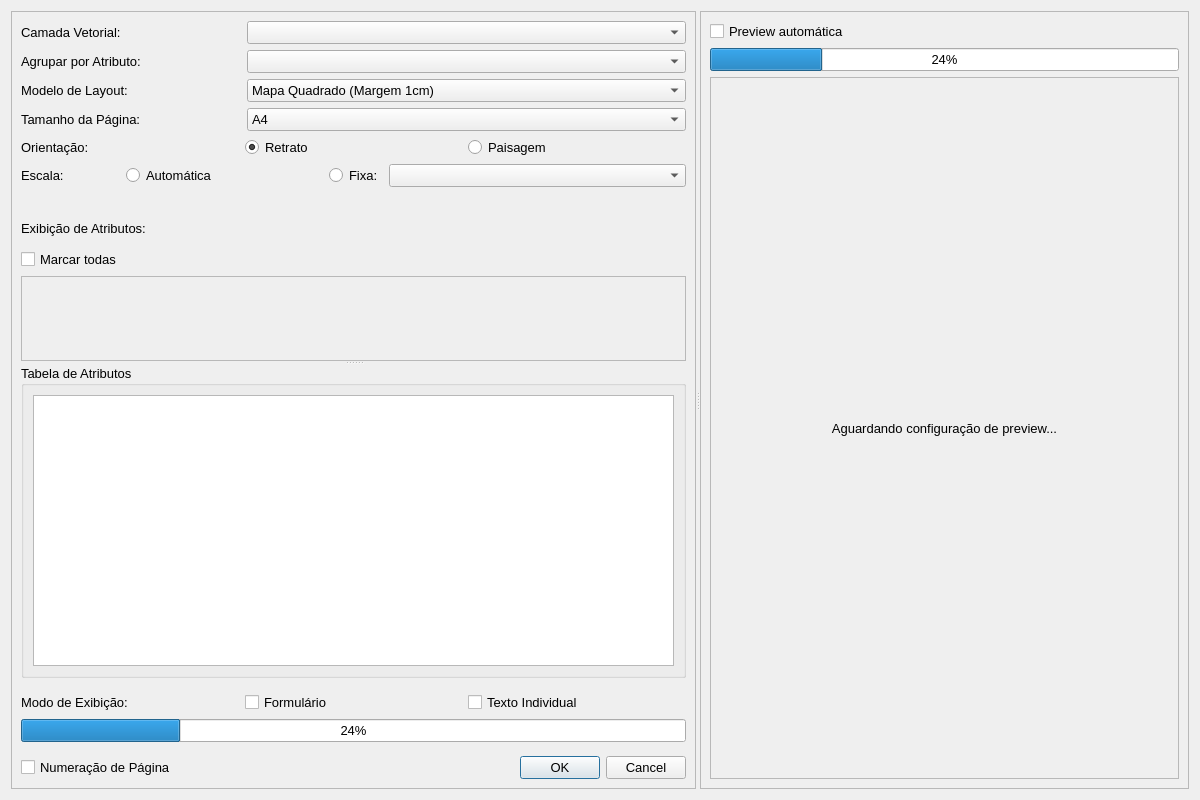
This is vector_to_map_dialog_base.ui in matheusdurso/VectorToMap as Qt 5 draws it before an edit. The edited form follows.
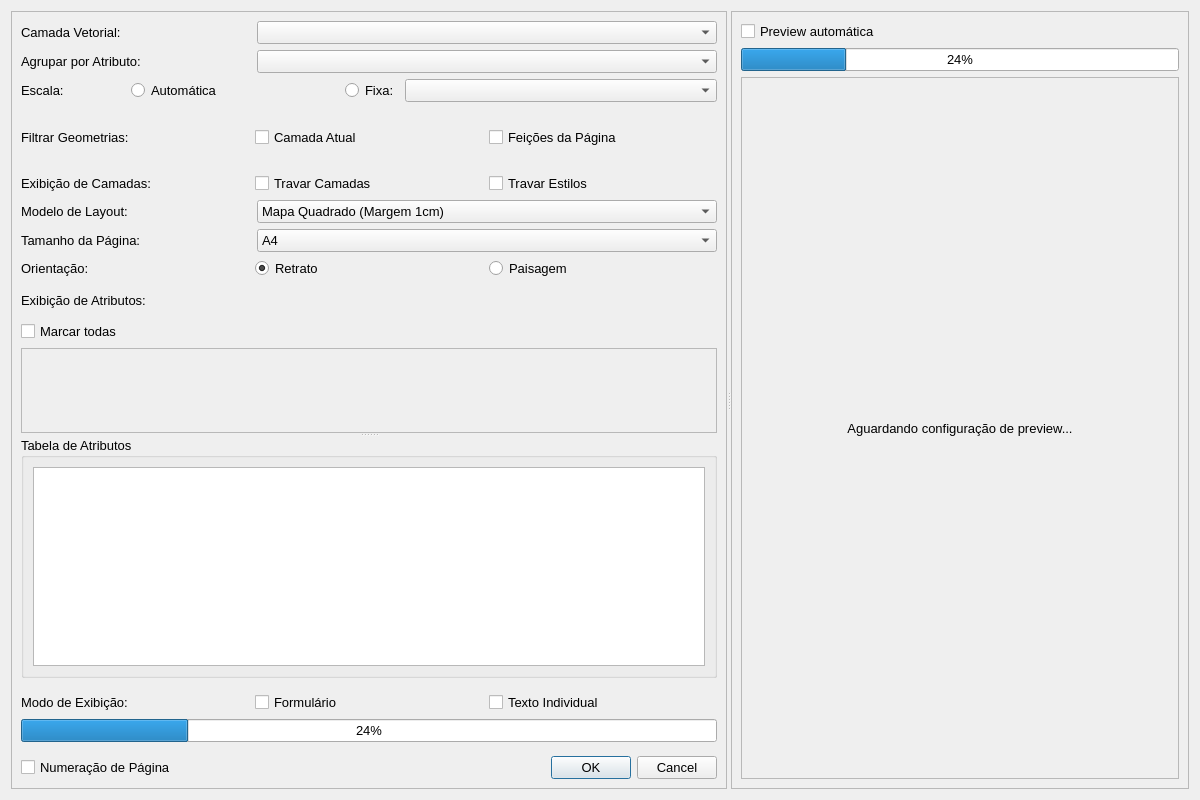
This is the edited form. Custom widgets are drawn as their Qt base class.

```diff
--- a/vector_to_map_dialog_base.ui
+++ b/vector_to_map_dialog_base.ui
@@ -22,6 +22,11 @@
     <height>900</height>
    </size>
   </property>
+  <property name="font">
+   <font>
+    <pointsize>10</pointsize>
+   </font>
+  </property>
   <property name="windowTitle">
    <string>Dialog</string>
   </property>
@@ -106,6 +111,138 @@
           </item>
          </layout>
         </item>
+        <item>
+         <layout class="QHBoxLayout" name="horizontalLayout" stretch="1,2,0,3">
+          <property name="topMargin">
+           <number>0</number>
+          </property>
+          <item>
+           <widget class="QLabel" name="label_8">
+            <property name="font">
+             <font>
+              <pointsize>10</pointsize>
+              <weight>50</weight>
+              <bold>false</bold>
+             </font>
+            </property>
+            <property name="text">
+             <string>Escala:</string>
+            </property>
+           </widget>
+          </item>
+          <item>
+           <widget class="QRadioButton" name="rb_escala_auto">
+            <property name="text">
+             <string>Automática</string>
+            </property>
+           </widget>
+          </item>
+          <item>
+           <widget class="QRadioButton" name="rb_escala_fixa">
+            <property name="text">
+             <string>Fixa:</string>
+            </property>
+           </widget>
+          </item>
+          <item>
+           <widget class="QComboBox" name="combo_escala_fixa"/>
+          </item>
+         </layout>
+        </item>
+        <item>
+         <widget class="QLabel" name="lbl_aviso_escala">
+          <property name="font">
+           <font>
+            <pointsize>8</pointsize>
+            <italic>false</italic>
+           </font>
+          </property>
+          <property name="styleSheet">
+           <string notr="true">color: #e67e22; font-size: 8pt;</string>
+          </property>
+          <property name="text">
+           <string/>
+          </property>
+          <property name="alignment">
+           <set>Qt::AlignCenter</set>
+          </property>
+          <property name="wordWrap">
+           <bool>true</bool>
+          </property>
+         </widget>
+        </item>
+        <item>
+         <layout class="QHBoxLayout" name="horizontalLayout_10" stretch="0,0,0">
+          <property name="topMargin">
+           <number>0</number>
+          </property>
+          <property name="bottomMargin">
+           <number>0</number>
+          </property>
+          <item>
+           <widget class="QLabel" name="label_9">
+            <property name="text">
+             <string>Filtrar Geometrias:</string>
+            </property>
+           </widget>
+          </item>
+          <item>
+           <widget class="QCheckBox" name="chk_exibir_so_camada_atual">
+            <property name="text">
+             <string>Camada Atual</string>
+            </property>
+           </widget>
+          </item>
+          <item>
+           <widget class="QCheckBox" name="chk_filtrar_feicoes">
+            <property name="text">
+             <string>Feições da Página</string>
+            </property>
+           </widget>
+          </item>
+         </layout>
+        </item>
+        <item>
+         <widget class="QLabel" name="lbl_aviso_feicoes">
+          <property name="styleSheet">
+           <string notr="true">color: #e67e22; font-size: 8pt;</string>
+          </property>
+          <property name="text">
+           <string/>
+          </property>
+          <property name="alignment">
+           <set>Qt::AlignCenter</set>
+          </property>
+         </widget>
+        </item>
+        <item>
+         <layout class="QHBoxLayout" name="horizontalLayout_11">
+          <property name="topMargin">
+           <number>0</number>
+          </property>
+          <item>
+           <widget class="QLabel" name="label_10">
+            <property name="text">
+             <string>Exibição de Camadas:</string>
+            </property>
+           </widget>
+          </item>
+          <item>
+           <widget class="QCheckBox" name="chk_travar_camadas">
+            <property name="text">
+             <string>Travar Camadas</string>
+            </property>
+           </widget>
+          </item>
+          <item>
+           <widget class="QCheckBox" name="chk_travar_estilos">
+            <property name="text">
+             <string>Travar Estilos</string>
+            </property>
+           </widget>
+          </item>
+         </layout>
+        </item>
         <item>
          <layout class="QHBoxLayout" name="horizontalLayout_3" stretch="1,2">
           <property name="topMargin">
@@ -246,66 +383,6 @@
           </item>
          </layout>
         </item>
-        <item>
-         <layout class="QHBoxLayout" name="horizontalLayout" stretch="1,2,0,3">
-          <property name="topMargin">
-           <number>0</number>
-          </property>
-          <item>
-           <widget class="QLabel" name="label_8">
-            <property name="font">
-             <font>
-              <pointsize>10</pointsize>
-              <weight>50</weight>
-              <bold>false</bold>
-             </font>
-            </property>
-            <property name="text">
-             <string>Escala:</string>
-            </property>
-           </widget>
-          </item>
-          <item>
-           <widget class="QRadioButton" name="rb_escala_auto">
-            <property name="text">
-             <string>Automática</string>
-            </property>
-           </widget>
-          </item>
-          <item>
-           <widget class="QRadioButton" name="rb_escala_fixa">
-            <property name="text">
-             <string>Fixa:</string>
-            </property>
-           </widget>
-          </item>
-          <item>
-           <widget class="QComboBox" name="combo_escala_fixa"/>
-          </item>
-         </layout>
-        </item>
-        <item>
-         <widget class="QLabel" name="lbl_aviso_escala">
-          <property name="font">
-           <font>
-            <pointsize>9</pointsize>
-            <italic>false</italic>
-           </font>
-          </property>
-          <property name="styleSheet">
-           <string notr="true">color: #000000; font-size: 9pt;</string>
-          </property>
-          <property name="text">
-           <string/>
-          </property>
-          <property name="alignment">
-           <set>Qt::AlignCenter</set>
-          </property>
-          <property name="wordWrap">
-           <bool>true</bool>
-          </property>
-         </widget>
-        </item>
         <item>
          <widget class="QLabel" name="label_4">
           <property name="minimumSize">
```
